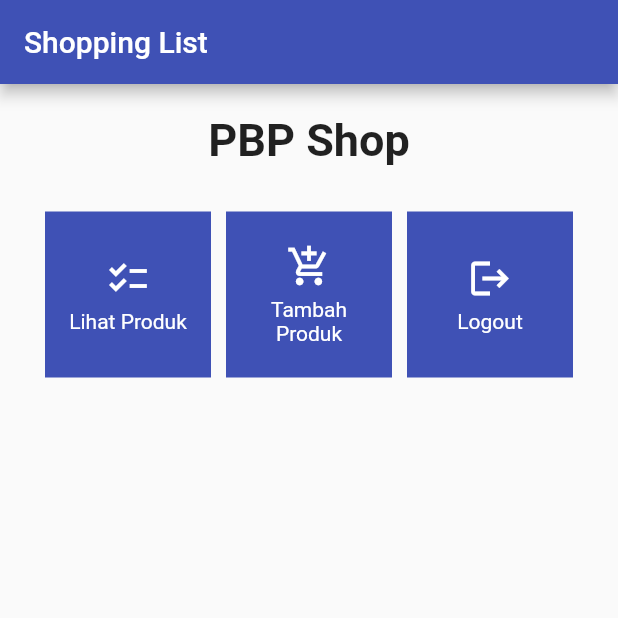
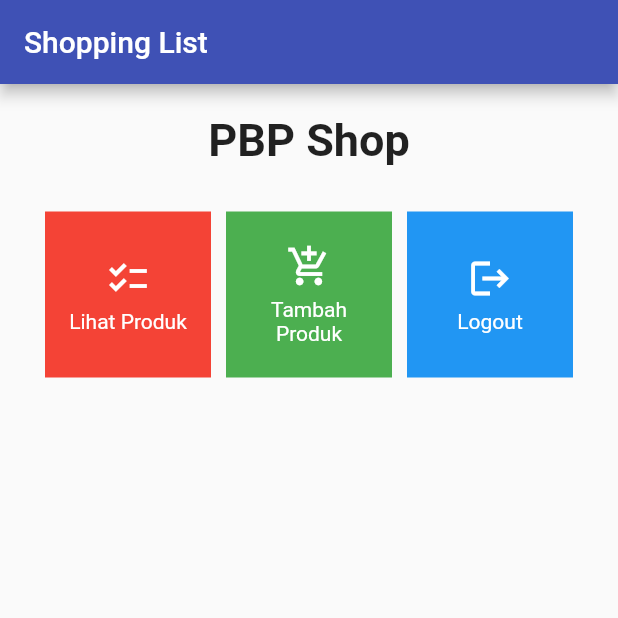
Before and after one commit to GhanyR/tugas7, a Flutter app: the screen it shows after launch, on a phone screen of 412 x 824 dp, the top half of it. Run offline on Flutter 3.47's test engine with Material 2 defaults, Android fonts, the phone set to English and light mode, and no system bars.

Commit message:
tugas7 selesai

```diff
--- a/lib/menu.dart
+++ b/lib/menu.dart
@@ -2,6 +2,13 @@ import 'package:flutter/material.dart';
 
 class MyHomePage extends StatelessWidget {
   MyHomePage({Key? key}) : super(key: key);
+
+  // Menambahkan daftar warna untuk tiap item
+  final List<Color> itemColors = [
+    Colors.red,     // Warna untuk "Lihat Produk"
+    Colors.green,   // Warna untuk "Tambah Produk"
+    Colors.blue,    // Warna untuk "Logout"
+  ];
 
   final List<ShopItem> items = [
     ShopItem("Lihat Produk", Icons.checklist),
@@ -31,16 +38,24 @@ class MyHomePage extends StatelessWidget {
                   ),
                 ),
               ),
-              GridView.count(
+              // Menggunakan GridView.builder agar kita bisa mengakses index
+              GridView.builder(
+                gridDelegate: SliverGridDelegateWithFixedCrossAxisCount(
+                  crossAxisCount: 3,
+                  crossAxisSpacing: 10,
+                  mainAxisSpacing: 10,
+                ),
                 primary: true,
                 padding: const EdgeInsets.all(20),
-                crossAxisSpacing: 10,
-                mainAxisSpacing: 10,
-                crossAxisCount: 3,
                 shrinkWrap: true,
-                children: items.map((ShopItem item) {
-                  return ShopCard(item);
-                }).toList(),
+                itemCount: items.length,
+                itemBuilder: (context, index) {
+                  // Mengambil warna dari daftar warna berdasarkan index
+                  return ShopCard(
+                    items[index],
+                    color: itemColors[index], // Menambahkan parameter warna
+                  );
+                },
               ),
             ],
           ),
@@ -59,13 +74,15 @@ class ShopItem {
 
 class ShopCard extends StatelessWidget {
   final ShopItem item;
+  final Color color; // Menambahkan field color
 
-  const ShopCard(this.item, {Key? key}) : super(key: key);
+  // Menambahkan parameter color pada constructor
+  const ShopCard(this.item, {required this.color, Key? key}) : super(key: key);
 
   @override
   Widget build(BuildContext context) {
     return Material(
-      color: Colors.indigo,
+      color: color, // Menggunakan field color
       child: InkWell(
         onTap: () {
           ScaffoldMessenger.of(context)
```
